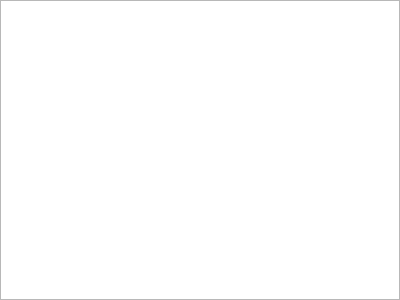
Old version of the form src/librssguard/gui/settings/settingslocalization.ui in the repository martinrotter/rssguard.
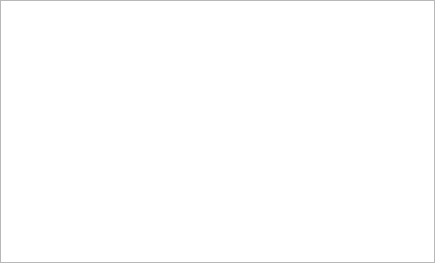
New version of the form.

Patch:
```diff
--- a/src/librssguard/gui/settings/settingslocalization.ui
+++ b/src/librssguard/gui/settings/settingslocalization.ui
@@ -6,8 +6,8 @@
    <rect>
     <x>0</x>
     <y>0</y>
-    <width>400</width>
-    <height>300</height>
+    <width>435</width>
+    <height>263</height>
    </rect>
   </property>
   <layout class="QHBoxLayout" name="horizontalLayout">
```
